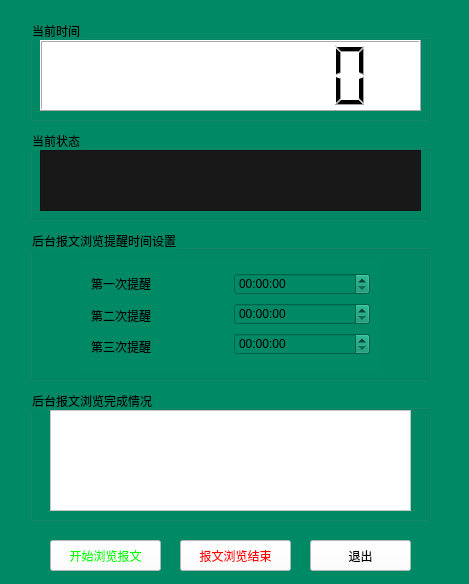
This is 009clock/AlarmClock/widget.ui in ISeeWorld/QtProject as Qt 5 draws it before an edit. The edited form follows.
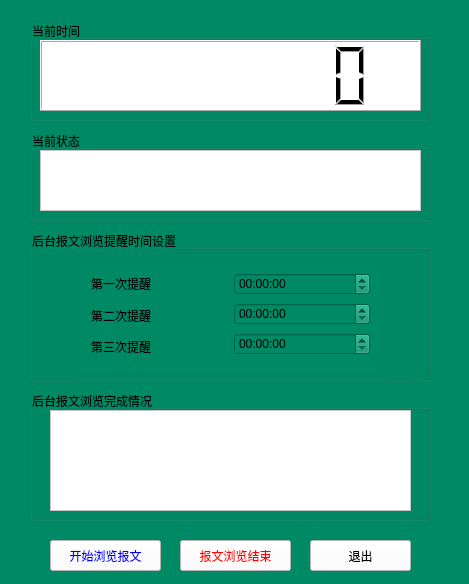
This is the edited form.

Diff of the .ui file:
```diff
--- a/009clock/AlarmClock/widget.ui
+++ b/009clock/AlarmClock/widget.ui
@@ -170,7 +170,9 @@
    </property>
    <property name="styleSheet">
     <string notr="true">background-color: rgb(255, 255, 255);
-color: rgb(0, 255, 0);</string>
+color: rgb(0, 0, 255);
+font: 9pt &quot;微软雅黑&quot;;
+</string>
    </property>
    <property name="text">
     <string>开始浏览报文</string>
@@ -268,8 +270,8 @@
      </rect>
     </property>
     <property name="styleSheet">
-     <string notr="true">
-background-color: rgb(24, 24, 24);</string>
+     <string notr="true">background-color: rgb(255, 255, 255);
+</string>
     </property>
    </widget>
   </widget>
```
Left out of the diff: 4 changed lines with no effect on the pictures.
